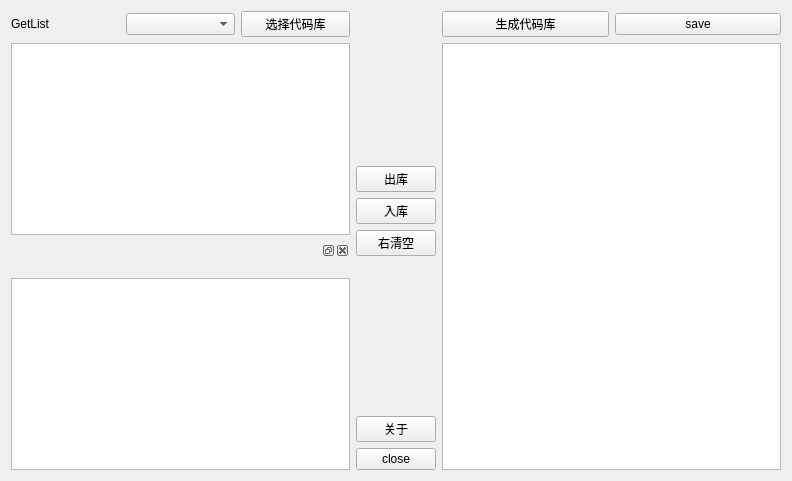
Above: auto_c_code/autoccode.ui from yjduoduo/auto_c_code before the change. Below: the same form after it.
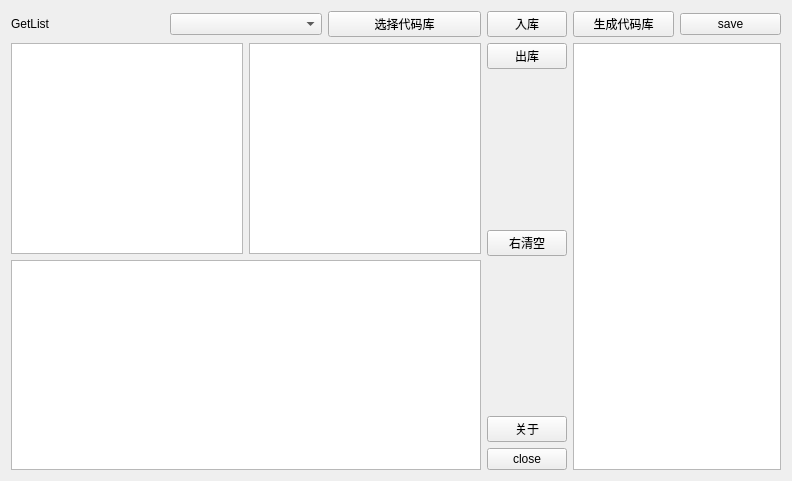
That is the form after the change.

Commit message: 修改入库对话框为显示 添加备注栏可以双击添加

What changed in the file:
```diff
--- a/auto_c_code/autoccode.ui
+++ b/auto_c_code/autoccode.ui
@@ -45,12 +45,14 @@
           </layout>
          </item>
          <item>
-          <widget class="QListWidget" name="listWidget_codeview"/>
-         </item>
-         <item>
-          <widget class="QDockWidget" name="dockWidget">
-           <widget class="QWidget" name="dockWidgetContents"/>
-          </widget>
+          <layout class="QHBoxLayout" name="horizontalLayout_6">
+           <item>
+            <widget class="QListWidget" name="listWidget_codeview"/>
+           </item>
+           <item>
+            <widget class="QListWidget" name="listWidget_note"/>
+           </item>
+          </layout>
          </item>
          <item>
           <widget class="QTextEdit" name="codeshow_textEdit"/>
@@ -62,7 +64,21 @@
      <item>
       <layout class="QVBoxLayout" name="verticalLayout_3">
        <item>
-        <spacer name="verticalSpacer_2">
+        <widget class="QPushButton" name="indb_btn">
+         <property name="text">
+          <string>入库</string>
+         </property>
+        </widget>
+       </item>
+       <item>
+        <widget class="QPushButton" name="outdb_btn">
+         <property name="text">
+          <string>出库</string>
+         </property>
+        </widget>
+       </item>
+       <item>
+        <spacer name="verticalSpacer">
          <property name="orientation">
           <enum>Qt::Vertical</enum>
          </property>
@@ -74,20 +90,6 @@
          </property>
         </spacer>
        </item>
-       <item>
-        <widget class="QPushButton" name="outdb_btn">
-         <property name="text">
-          <string>出库</string>
-         </property>
-        </widget>
-       </item>
-       <item>
-        <widget class="QPushButton" name="indb_btn">
-         <property name="text">
-          <string>入库</string>
-         </property>
-        </widget>
-       </item>
        <item>
         <widget class="QPushButton" name="rightclear_btn">
          <property name="text">
```
The commit also changes 7 other files.
